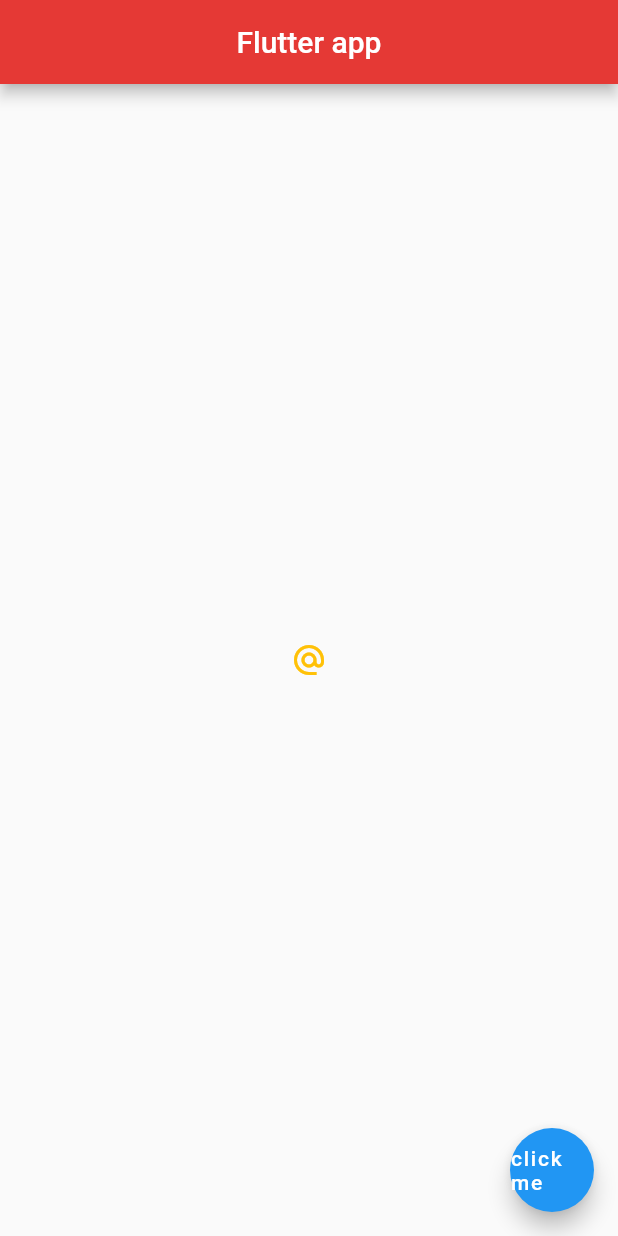
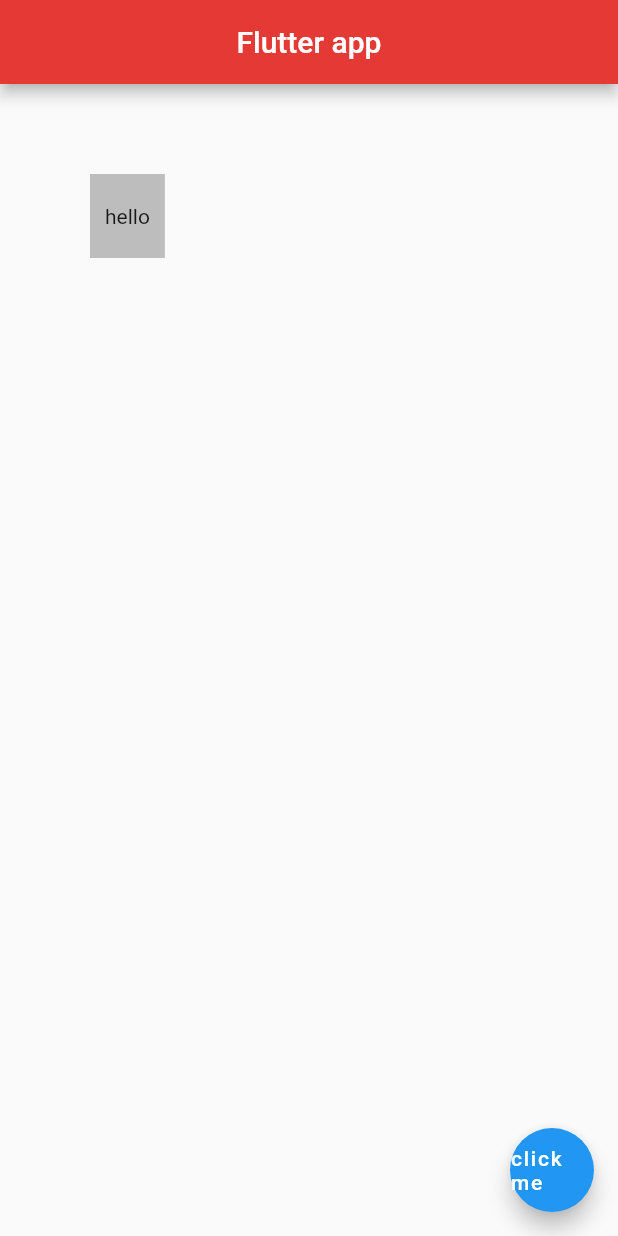
Before and after one commit to sakshi3326/Flutter-Basics, a Flutter app: the screen it shows after launch, on a phone screen of 412 x 824 dp. Run offline on Flutter 3.47's test engine with Material 2 defaults, Android fonts, the phone set to English and light mode, and no system bars.

Commit message:
padding and margin with widget container

```diff
--- a/lib/main.dart
+++ b/lib/main.dart
@@ -14,12 +14,14 @@ class home extends StatelessWidget {
         centerTitle: true,
         backgroundColor: Colors.red[600],
       ),
-      body: Center(
-        child: IconButton(
-          onPressed: () {},
-          icon: Icon(Icons.alternate_email),
-          color: Colors.amber,
-        )
+      body: Container(
+        //padding: EdgeInsets.all(20.0),
+        //padding: EdgeInsets.symmetric(horizontal: 20.0, vertical: 10.0),
+       padding: EdgeInsets.fromLTRB(10.0, 20.0, 10.0, 20.0),
+        margin: EdgeInsets.all(60.0),
+
+        color: Colors.grey[400],
+        child: Text('hello'),
       ),
       floatingActionButton: FloatingActionButton(
         onPressed: () {},
```
